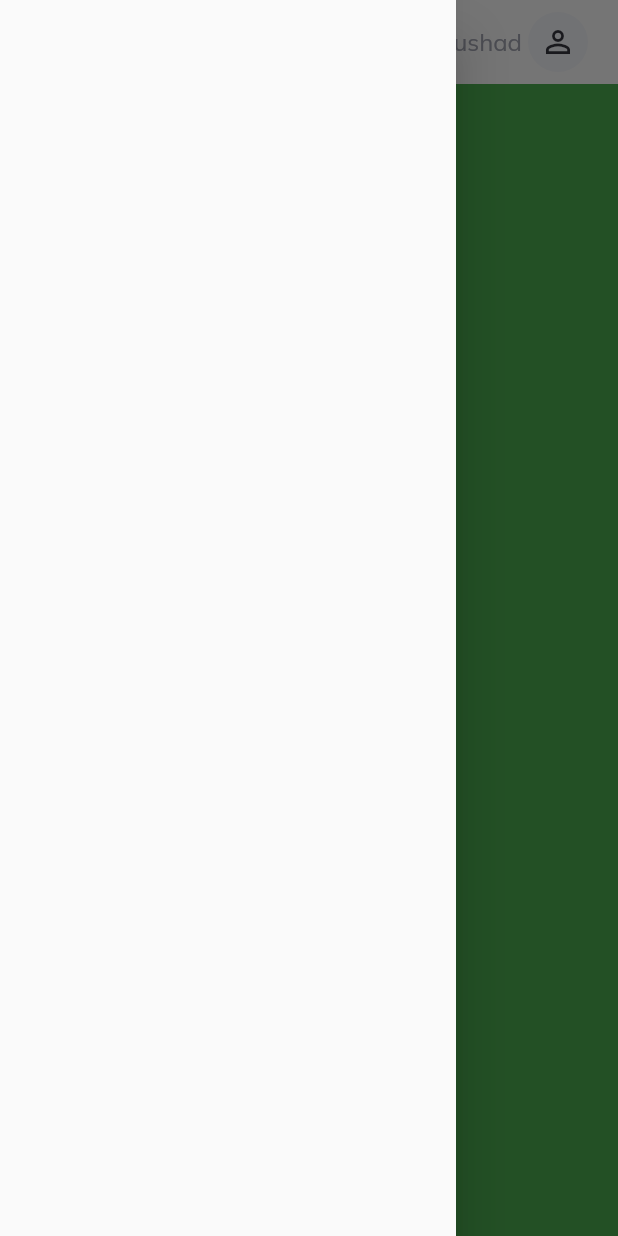
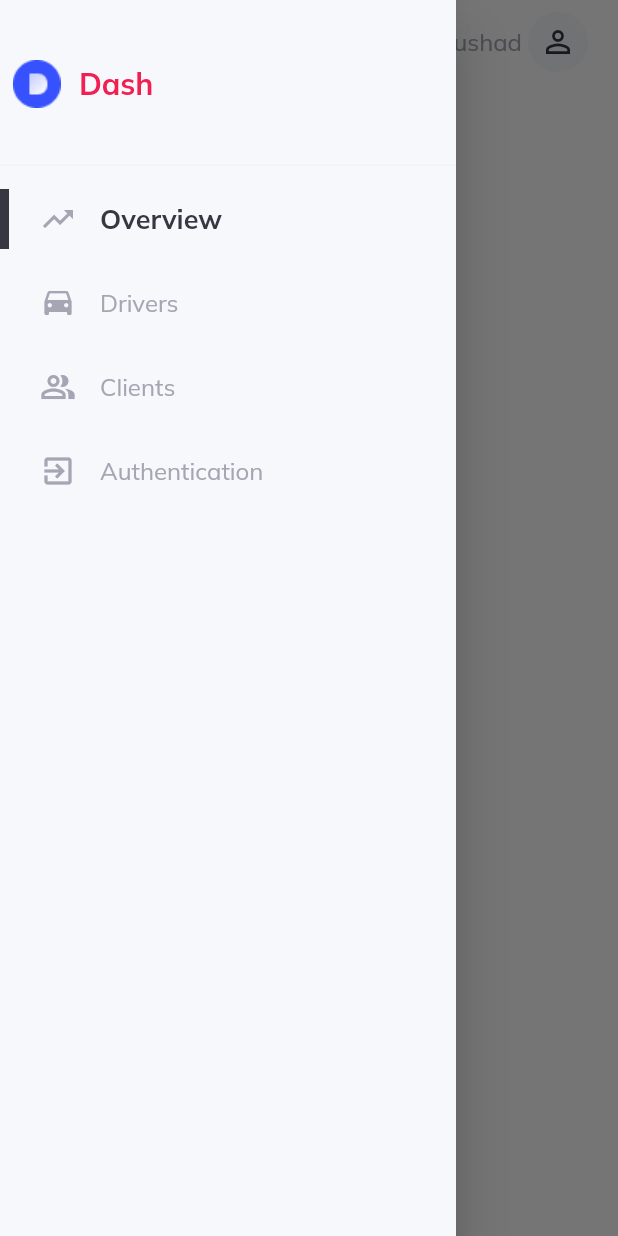
Before and after one commit to paul-thommithazhe/Flutter_Web_Admin-Panel, a Flutter app: the screen it shows after launch, in the side drawer, after a tap on the "menu" icon, on a phone screen of 412 x 824 dp. Run offline on Flutter 3.47's test engine with Material 2 defaults, Android fonts, the phone set to English and light mode, and no system bars; our stand-ins replace get, google_fonts.

Commit message:
ui working with post data

```diff
--- a/lib/constants/controllers.dart
+++ b/lib/constants/controllers.dart
@@ -1,3 +1,5 @@
 import 'package:admin_panel_take_it/controllers/men_controller.dart';
+import 'package:admin_panel_take_it/controllers/navigation_controller.dart';
 
 MenuController menuController = MenuController.instance;
+NavigationController navigationController = NavigationController.instance;
--- a/lib/controllers/men_controller.dart
+++ b/lib/controllers/men_controller.dart
@@ -10,7 +10,7 @@ class MenuController extends GetxController {
 
   var hoverItem = "".obs;
 
-  ChangeActiveItemTo(String itemName) {
+  changeActiveItemTo(String itemName) {
     activeItem.value = itemName;
   }
 
@@ -35,16 +35,16 @@ class MenuController extends GetxController {
       default:
         return _customIcon(Icons.exit_to_app, itemName);
     }
-    ;
   }
 
   Widget _customIcon(IconData icon, String itemName) {
-    if (isActive(itemName))
-      return Icon(
+    if (isActive(itemName)) {
+      Icon(
         icon,
         size: 22,
         color: dark,
       );
+    }
     return Icon(icon, color: isHovering(itemName) ? dark : lightGrey);
   }
 }
--- /dev/null
+++ b/lib/helpers/local_navigator.dart
@@ -0,0 +1,10 @@
+import 'package:admin_panel_take_it/constants/controllers.dart';
+import 'package:admin_panel_take_it/routing/router.dart';
+import 'package:admin_panel_take_it/routing/routes.dart';
+import 'package:flutter/cupertino.dart';
+
+Navigator localNavigator() => Navigator(
+      key: navigationController.navigationKey,
+      initialRoute: overViewPageRoute,
+      onGenerateRoute: generateRoute,
+    );
--- a/lib/layout.dart
+++ b/lib/layout.dart
@@ -1,5 +1,6 @@
 import 'package:admin_panel_take_it/helpers/responsiveness.dart';
 import 'package:admin_panel_take_it/widgets/large_screen.dart';
+import 'package:admin_panel_take_it/widgets/side_menu.dart';
 import 'package:admin_panel_take_it/widgets/small_screen.dart';
 import 'package:admin_panel_take_it/widgets/top_navbar.dart';
 import 'package:flutter/material.dart';
@@ -13,7 +14,9 @@ class SiteLayout extends StatelessWidget {
     return Scaffold(
       key: scaffoldKey,
       appBar: topNavigationBar(context, scaffoldKey),
-      drawer: Drawer(),
+      drawer: const Drawer(
+        child: SideMenu(),
+      ),
       body: const ResponsiveWidget(
         largerScreen: LargeScreen(),
         smallScreen: SmallScreen(),
--- a/lib/main.dart
+++ b/lib/main.dart
@@ -1,4 +1,5 @@
 import 'package:admin_panel_take_it/controllers/men_controller.dart';
+import 'package:admin_panel_take_it/controllers/navigation_controller.dart';
 import 'package:admin_panel_take_it/layout.dart';
 import 'package:flutter/material.dart';
 import 'package:get/get.dart';
@@ -6,6 +7,7 @@ import 'package:google_fonts/google_fonts.dart';
 
 void main() {
   Get.put(MenuController());
+  Get.put(NavigationController());
   runApp(MyApp());
 }
 
--- /dev/null
+++ b/lib/pages/overview/overview.dart
@@ -0,0 +1,15 @@
+import 'package:admin_panel_take_it/widgets/custom_text.dart';
+import 'package:flutter/widgets.dart';
+
+class OverViewPage extends StatelessWidget {
+  const OverViewPage({Key? key}) : super(key: key);
+
+  @override
+  Widget build(BuildContext context) {
+    return const Center(
+      child: CustomText(
+        text: 'overview',
+      ),
+    );
+  }
+}
--- /dev/null
+++ b/lib/routing/router.dart
@@ -0,0 +1,22 @@
+import 'package:admin_panel_take_it/pages/clients/clients.dart';
+import 'package:admin_panel_take_it/pages/driver/driver.dart';
+import 'package:admin_panel_take_it/pages/overview/overview.dart';
+import 'package:admin_panel_take_it/routing/routes.dart';
+import 'package:flutter/material.dart';
+
+Route<dynamic> generateRoute(RouteSettings settings) {
+  switch (settings.name) {
+    case overViewPageRoute:
+      return _getPageRoute(const OverViewPage());
+    case driversPageRoute:
+      return _getPageRoute(const DriversPage());
+    case clientsPageRoute:
+      return _getPageRoute(const ClientsPage());
+    default:
+      return _getPageRoute(const OverViewPage());
+  }
+}
+
+PageRoute _getPageRoute(Widget child) {
+  return MaterialPageRoute(builder: (context) => child);
+}
--- a/lib/widgets/custom_text.dart
+++ b/lib/widgets/custom_text.dart
@@ -1,7 +1,5 @@
 import 'package:flutter/material.dart';
-import 'package:flutter/src/foundation/key.dart';
-import 'package:flutter/src/widgets/framework.dart';
-import 'package:flutter/widgets.dart';
+
 
 class CustomText extends StatelessWidget {
   const CustomText({
--- a/lib/widgets/horizontal_menu_item.dart
+++ b/lib/widgets/horizontal_menu_item.dart
@@ -1,29 +1,30 @@
 import 'package:admin_panel_take_it/constants/controllers.dart';
 import 'package:admin_panel_take_it/constants/style.dart';
-import 'package:admin_panel_take_it/widgets/custom_text.dart';
 import 'package:flutter/material.dart';
-import 'package:flutter/src/foundation/key.dart';
-import 'package:flutter/src/widgets/framework.dart';
-import 'package:flutter/widgets.dart';
+
 import 'package:get/get.dart';
 
+import 'custom_text.dart';
+
 class HorizontalMenuItem extends StatelessWidget {
+  final String itemName;
+  final VoidCallback onTap;
   const HorizontalMenuItem({
     Key? key,
     required this.itemName,
     required this.onTap,
   }) : super(key: key);
-  final String itemName;
-  final VoidCallback onTap;
+
   @override
   Widget build(BuildContext context) {
     double _width = MediaQuery.of(context).size.width;
+
     return InkWell(
       onTap: onTap,
       onHover: (value) {
         value
             ? menuController.onHover(itemName)
-            : menuController.onHover('not hovering');
+            : menuController.onHover("not hovering");
       },
       child: Obx(
         () => Container(
@@ -35,36 +36,34 @@ class HorizontalMenuItem extends StatelessWidget {
               Visibility(
                 visible: menuController.isHovering(itemName) ||
                     menuController.isActive(itemName),
+                maintainSize: true,
+                maintainAnimation: true,
+                maintainState: true,
                 child: Container(
                   width: 6,
                   height: 40,
                   color: dark,
                 ),
-                maintainSize: true,
-                maintainState: true,
-                maintainAnimation: true,
               ),
-              SizedBox(width: _width / 80),
+              SizedBox(width: _width / 88),
               Padding(
-                padding: EdgeInsets.all(16),
+                padding: const EdgeInsets.all(16),
                 child: menuController.returnIconFor(itemName),
               ),
               if (!menuController.isActive(itemName))
                 Flexible(
-                  child: CustomText(
-                    text: itemName,
-                    color:
-                        menuController.isHovering(itemName) ? dark : lightGrey,
-                  ),
-                ),
-              Flexible(
-                child: CustomText(
+                    child: CustomText(
+                  text: itemName,
+                  color: menuController.isHovering(itemName) ? dark : lightGrey,
+                ))
+              else
+                Flexible(
+                    child: CustomText(
                   text: itemName,
                   color: dark,
                   size: 18,
                   weight: FontWeight.bold,
-                ),
-              )
+                ))
             ],
           ),
         ),
--- a/lib/widgets/side_menu_items.dart
+++ b/lib/widgets/side_menu.dart
@@ -3,18 +3,12 @@ import 'package:admin_panel_take_it/constants/style.dart';
 import 'package:admin_panel_take_it/helpers/responsiveness.dart';
 import 'package:admin_panel_take_it/routing/routes.dart';
 import 'package:admin_panel_take_it/widgets/custom_text.dart';
+import 'package:admin_panel_take_it/widgets/side_menu_item.dart';
 import 'package:flutter/material.dart';
-
 import 'package:get/get.dart';
 
-class SideMenuItem extends StatelessWidget {
-  const SideMenuItem({
-    Key? key,
-    required this.itemName,
-    required this.onTap,
-  }) : super(key: key);
-  final String itemName;
-  final VoidCallback onTap;
+class SideMenu extends StatelessWidget {
+  const SideMenu({Key? key}) : super(key: key);
 
   @override
   Widget build(BuildContext context) {
@@ -28,7 +22,7 @@ class SideMenuItem extends StatelessWidget {
             Column(
               mainAxisSize: MainAxisSize.min,
               children: [
-                SizedBox(
+                const SizedBox(
                   height: 40,
                 ),
                 Row(
@@ -49,7 +43,7 @@ class SideMenuItem extends StatelessWidget {
                     SizedBox(width: _width / 48),
                   ],
                 ),
-                SizedBox(
+                const SizedBox(
                   height: 30,
                 ),
               ],
@@ -60,22 +54,29 @@ class SideMenuItem extends StatelessWidget {
           Column(
             mainAxisSize: MainAxisSize.min,
             children: sideMenuItems
-                .map((item) => SideMenuItem(
-                    itemName: item.name,
-                    onTap: () {
-                      // if (item.route == authenticationPageRoute) {
-                      //   Get.offAllNamed(authenticationPageRoute);
-                      //   menuController
-                      //       .changeActiveItemTo(overviewPageDisplayName);
-                      // }
-                      // if (!menuController.isActive(item.name)) {
-                      //   menuController.changeActiveItemTo(item.name);
-                      //   if (ResponsiveWidget.isSmallScreen(context)) Get.back();
-                      //   navigationController.navigateTo(item.route);
-                      // }
-                    }))
+                .map(
+                  (item) => SideMenuItem(
+                      itemName: item,
+                      onTap: () {
+                        if (item == authenticationPageRoute) {
+                          // Get.offAllNamed(authenticationPageRoute);
+                          // menuController
+                          //     .changeActiveItemTo(overviewPageDisplayName);
+                        }
+                        if (!menuController.isActive(item)) {
+                          menuController.changeActiveItemTo(item);
+                          print('go to $item page');
+                          // if (ResponsiveWidget.isLargeScreen(context)) {
+                          //   Get.back();
+                          //   navigationController.navigateTo(item);
+                          // }
+                          Get.back();
+                          navigationController.navigateTo(item);
+                        }
+                      }),
+                )
                 .toList(),
-          )
+          ),
         ],
       ),
     );
--- /dev/null
+++ b/lib/widgets/side_menu_item.dart
@@ -0,0 +1,31 @@
+import 'package:admin_panel_take_it/helpers/responsiveness.dart';
+import 'package:admin_panel_take_it/widgets/horizontal_menu_item.dart';
+import 'package:admin_panel_take_it/widgets/vertical_menu_item.dart';
+import 'package:flutter/material.dart';
+
+
+class SideMenuItem extends StatelessWidget {
+  final String itemName;
+  final VoidCallback onTap;
+
+  const SideMenuItem({
+    Key? key,
+    required this.itemName,
+    required this.onTap,
+  }) : super(key: key);
+
+  @override
+  Widget build(BuildContext context) {
+    if (ResponsiveWidget.isCustomize(context)) {
+      return VertticalMenuItem(
+        itemName: itemName,
+        onTap: onTap,
+      );
+    } else {
+      return HorizontalMenuItem(
+        itemName: itemName,
+        onTap: onTap,
+      );
+    }
+  }
+}
--- a/lib/widgets/small_screen.dart
+++ b/lib/widgets/small_screen.dart
@@ -1,16 +1,11 @@
+import 'package:admin_panel_take_it/helpers/local_navigator.dart';
 import 'package:flutter/material.dart';
-import 'package:flutter/src/foundation/key.dart';
-import 'package:flutter/src/widgets/framework.dart';
-import 'package:flutter/widgets.dart';
 
 class SmallScreen extends StatelessWidget {
   const SmallScreen({Key? key}) : super(key: key);
 
   @override
   Widget build(BuildContext context) {
-    return Container(
-      constraints: BoxConstraints.expand(),
-      color: Colors.green,
-    );
+    return localNavigator();
   }
 }
--- a/lib/widgets/top_navbar.dart
+++ b/lib/widgets/top_navbar.dart
@@ -9,7 +9,7 @@ AppBar topNavigationBar(BuildContext context, GlobalKey<ScaffoldState> key) =>
           ? Row(
               children: [
                 Container(
-                  padding: EdgeInsets.only(left: 14),
+                  padding: const EdgeInsets.only(left: 14),
                   child: Image.asset(
                     'assets/icons/logo.png',
                     width: 28,
@@ -21,7 +21,7 @@ AppBar topNavigationBar(BuildContext context, GlobalKey<ScaffoldState> key) =>
               onPressed: () {
                 key.currentState!.openDrawer();
               },
-              icon: Icon(Icons.menu),
+              icon: const Icon(Icons.menu),
             ),
       elevation: 0,
       title: Row(
@@ -39,7 +39,7 @@ AppBar topNavigationBar(BuildContext context, GlobalKey<ScaffoldState> key) =>
           ),
           IconButton(
             onPressed: () {},
-            icon: Icon(Icons.settings),
+            icon: const Icon(Icons.settings),
             color: dark.withOpacity(.7),
           ),
           Stack(
@@ -57,14 +57,14 @@ AppBar topNavigationBar(BuildContext context, GlobalKey<ScaffoldState> key) =>
                 child: Container(
                   width: 12,
                   height: 12,
-                  padding: EdgeInsets.all(4),
+                  padding: const EdgeInsets.all(4),
                   decoration: BoxDecoration(
                     color: active,
                     borderRadius: BorderRadius.circular(30),
                     border: Border.all(color: lightGrey, width: 2),
                   ),
                 ),
-              )
+              ),
             ],
           ),
           Container(
@@ -72,10 +72,10 @@ AppBar topNavigationBar(BuildContext context, GlobalKey<ScaffoldState> key) =>
             height: 22,
             color: lightGrey,
           ),
-          SizedBox(
+          const SizedBox(
             width: 24,
           ),
-          CustomText(
+          const CustomText(
             text: 'Thushad',
             color: lightGrey,
           ),
@@ -83,9 +83,9 @@ AppBar topNavigationBar(BuildContext context, GlobalKey<ScaffoldState> key) =>
             decoration: BoxDecoration(
                 color: Colors.white, borderRadius: BorderRadius.circular(30)),
             child: Container(
-              padding: EdgeInsets.all(2),
-              margin: EdgeInsets.all(2),
-              child: CircleAvatar(
+              padding: const EdgeInsets.all(2),
+              margin: const EdgeInsets.all(2),
+              child: const CircleAvatar(
                 backgroundColor: light,
                 child: Icon(
                   Icons.person_outline,
@@ -96,6 +96,6 @@ AppBar topNavigationBar(BuildContext context, GlobalKey<ScaffoldState> key) =>
           )
         ],
       ),
-      iconTheme: IconThemeData(color: dark),
+      iconTheme: const IconThemeData(color: dark),
       backgroundColor: Colors.transparent,
     );
```
Also changed, not shown: lib/controllers/navigation_controller.dart (added, +14 -0 lines), lib/pages/authentication/authentication.dart (added, +16 -0 lines), lib/pages/clients/clients.dart (added, +16 -0 lines), lib/pages/driver/driver.dart (added, +16 -0 lines), lib/widgets/large_screen.dart (+6 -4 lines), lib/widgets/vertical_menu_item.dart (+9 -10 lines).
